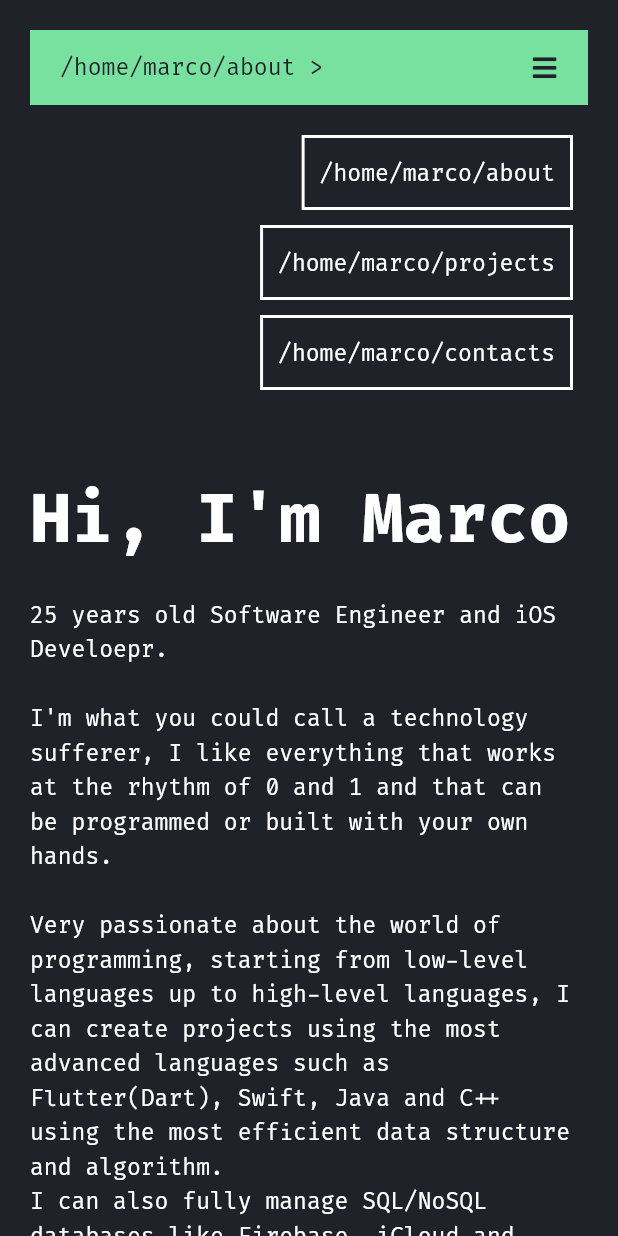
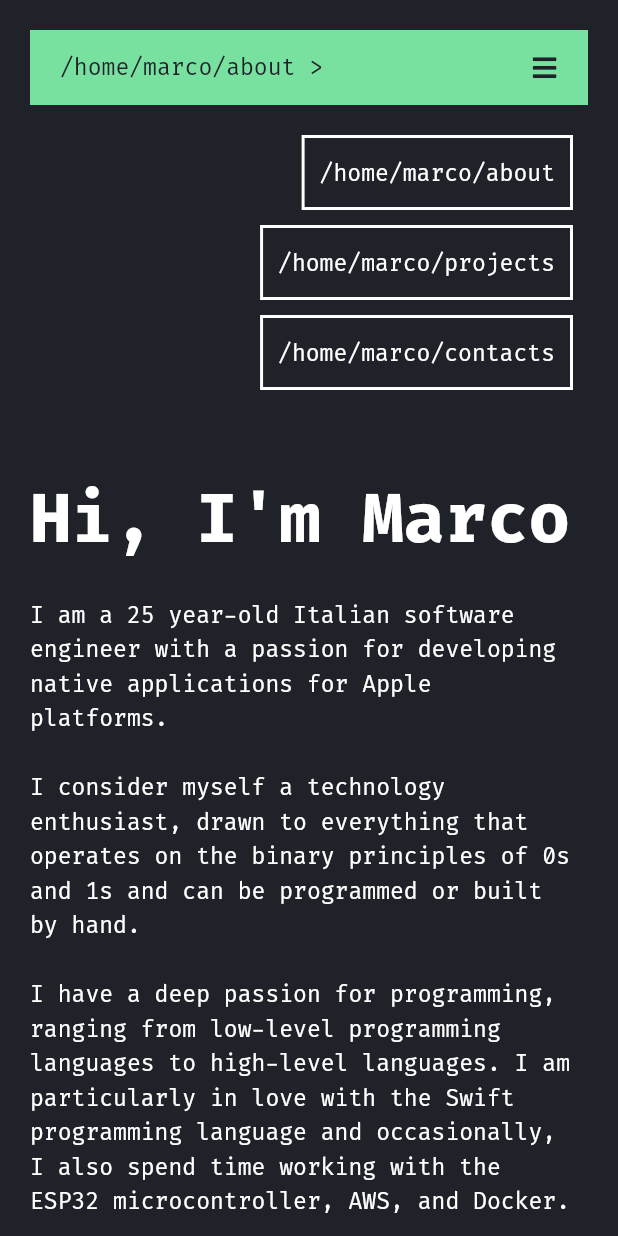
Before and after one commit to marcotammaro/portfolio, a Flutter app: the screen it shows after launch, after a tap on an icon or button, on a phone screen of 412 x 824 dp. Run offline on Flutter 3.47's test engine with Material 2 defaults, Android fonts, the phone set to English and light mode, and no system bars; our stand-ins replace font_awesome_flutter.

Commit message:
Info update

```diff
--- a/lib/views/about.dart
+++ b/lib/views/about.dart
@@ -41,14 +41,12 @@ class _AboutState extends State<About> {
         ),
         CustomText(
           noBottomPadding: true,
-          text: '''$age years old Software Engineer and iOS Develoepr.
+          text:
+              '''I am a $age year-old Italian software engineer with a passion for developing native applications for Apple platforms.
 
-I'm what you could call a technology sufferer, I like everything that works at the rhythm of 0 and 1 and that can be programmed or built with your own hands.
+I consider myself a technology enthusiast, drawn to everything that operates on the binary principles of 0s and 1s and can be programmed or built by hand.
 
-Very passionate about the world of programming, starting from low-level languages up to high-level languages, I can create projects using the most advanced languages such as Flutter(Dart), Swift, Java and C++ using the most efficient data structure and algorithm.
-I can also fully manage SQL/NoSQL databases like Firebase, iCloud and Realm.
-
-I truly love working in group because I'm convinced that teamworking stimulates and improves long work sessions and thanks to shared knowledge everyone can improve himself.''',
+I have a deep passion for programming, ranging from low-level programming languages to high-level languages. I am particularly in love with the Swift programming language and occasionally, I also spend time working with the ESP32 microcontroller, AWS, and Docker.''',
         ),
       ],
     );
@@ -64,7 +62,7 @@ I truly love working in group because I'm convinced that teamworking stimulates
         CustomTextWithDates(
           title: 'System Management S.p.A',
           titleLink: 'https://sysmanagement.it/',
-          text: 'Mobile Developer',
+          text: 'Mobile Engineer',
           period: '2022 - On Going',
         ),
         CustomTextWithDates(
@@ -77,7 +75,7 @@ I truly love working in group because I'm convinced that teamworking stimulates
           noBottomPadding: true,
           title: 'Apple Developer Academy',
           titleLink: 'https://www.developeracademy.unina.it/it/',
-          text: 'Student / Pier Student',
+          text: 'Student (1st year) + Pier Student (2nd year)',
           period: '2018 - 2020',
         ),
       ],
@@ -94,13 +92,13 @@ I truly love working in group because I'm convinced that teamworking stimulates
         CustomTextWithDates(
           title: 'Università degli Studi di Napoli "Federico II"',
           text:
-              "Master's Degree in Software Engineering\nGrade: 110/110 cum laude\nThesis title: Automated OSINT: a modular backend system for seamless tools integration and data retrieval",
+              "Master's Degree in Software Engineering\nGrade: 110/110 cum laude\nThesis title: \"Automated OSINT: a modular backend system for seamless tools integration and data retrieval\"",
           period: '2021 - 2024',
         ),
         CustomTextWithDates(
           title: 'Università degli Studi di Napoli "Federico II"',
           text:
-              "Bachelor's Degree in Software Engineering\nThesis title: Adversary emulation techniques for cyersecurity assessment",
+              "Bachelor's Degree in Software Engineering\nThesis title: \"Adversary emulation techniques for cyersecurity assessment\"",
           period: '2017 - 2020',
         ),
         CustomTextWithDates(
@@ -119,6 +117,11 @@ I truly love working in group because I'm convinced that teamworking stimulates
         CustomText(
           text: "Certifications",
           style: CustomTextStyle.h2,
+        ),
+        CustomTextWithDates(
+          title: 'AWS - Certified Cloud Practitioner',
+          period: '17 Jul 2024',
+          noBottomPadding: true,
         ),
         CustomTextWithDates(
           title:
--- a/lib/views/contacts.dart
+++ b/lib/views/contacts.dart
@@ -32,7 +32,7 @@ class _ContactsState extends State<Contacts> {
       crossAxisAlignment: CrossAxisAlignment.start,
       children: [
         CustomText(
-          text: "Let's keep in touch!",
+          text: "Contacts",
           style: CustomTextStyle.h1,
         ),
         email,
--- a/lib/views/homepage.dart
+++ b/lib/views/homepage.dart
@@ -71,8 +71,11 @@ class _HomePageState extends State<HomePage> {
   }
 
   Widget get copyright {
+    final now = DateTime.now();
+    final year = now.year;
+
     return Text(
-      "© 2021 Marco Tammaro",
+      "© $year Marco Tammaro",
       style: Theme.of(context).textTheme.headline4,
     );
   }
--- a/lib/views/projects.dart
+++ b/lib/views/projects.dart
@@ -38,15 +38,14 @@ class _ProjectsState extends State<Projects> {
       crossAxisAlignment: CrossAxisAlignment.start,
       children: [
         CustomText(
-          text: "Some of my projects...",
+          text: "Projects",
           style: CustomTextStyle.h1,
         ),
         CustomText(
-          text: '''
-Have fun discovering which projects I was most passionate about in my journey into the world of programming.
+          text:
+              '''Enjoy exploring the projects that have fueled my passion throughout my programming journey.
 
-Not all projects are listed below, you can still find them all on my github page:
-          ''',
+Not all of them are listed below, but you can discover the full collection on my GitHub page.''',
         ),
         CustomTextWithLinkAndIcon(
           link: 'https://github.com/marcotammaro',
@@ -101,6 +100,8 @@ Not all projects are listed below, you can still find them all on my github page
       name: "Portfolio - This website",
       period: "2021",
       type: "Webpage",
+      description:
+          "A website to display personal projects and informations, entirely made in Flutter.",
       bottomWidget: CustomTextWithLinkAndIcon(
         link: 'https://github.com/marcotammaro/portfolio',
         icons: [FontAwesomeIcons.github],
@@ -113,6 +114,8 @@ Not all projects are listed below, you can still find them all on my github page
       name: "M5Paper - Modern Weather Dashboard",
       period: "2022",
       type: "ESP32 Project",
+      description:
+          "A modern weather dashboard that looks great, made in C++ with PlatformIO and an M5Paper device.",
       bottomWidget: CustomTextWithLinkAndIcon(
         link:
             'https://github.com/marcotammaro/M5Paper---Modern-Weather-Dashboard',
```
